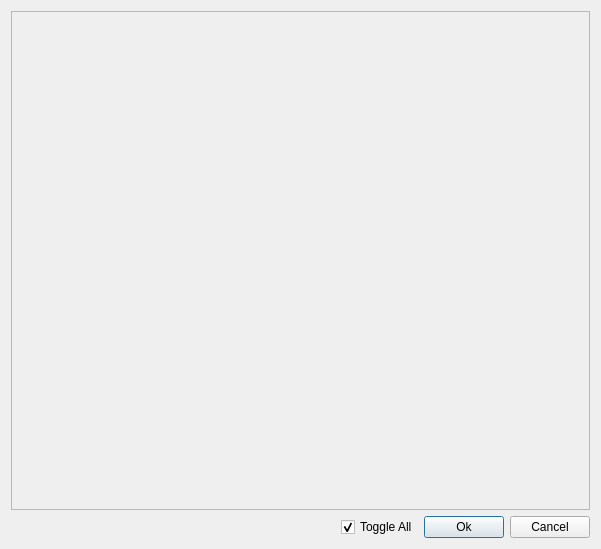
This is ui/mappings.ui in iceanimations/createShots as Qt 5 draws it before an edit. The edited form follows.
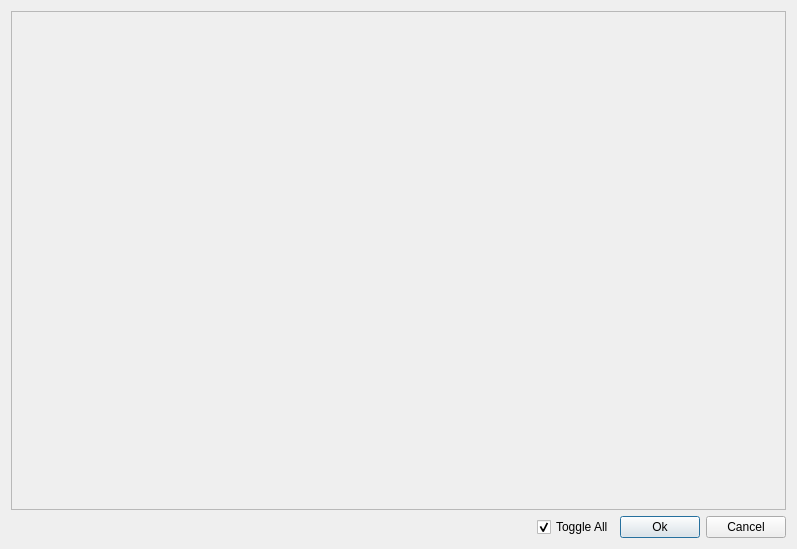
This is the edited form.

```diff
--- a/ui/mappings.ui
+++ b/ui/mappings.ui
@@ -6,7 +6,7 @@
    <rect>
     <x>0</x>
     <y>0</y>
-    <width>601</width>
+    <width>797</width>
     <height>549</height>
    </rect>
   </property>
@@ -24,7 +24,7 @@
        <rect>
         <x>0</x>
         <y>0</y>
-        <width>579</width>
+        <width>775</width>
         <height>493</height>
        </rect>
       </property>
```
